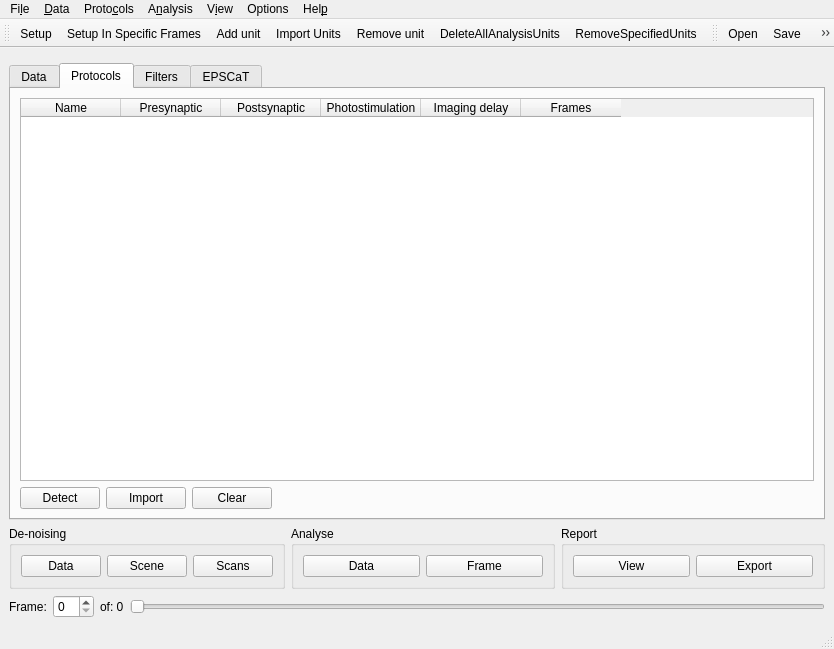
Above: src/scipyen/imaging/LSCaTWindow.ui from ctigaret/scipyen before the change. Below: the same form after it.
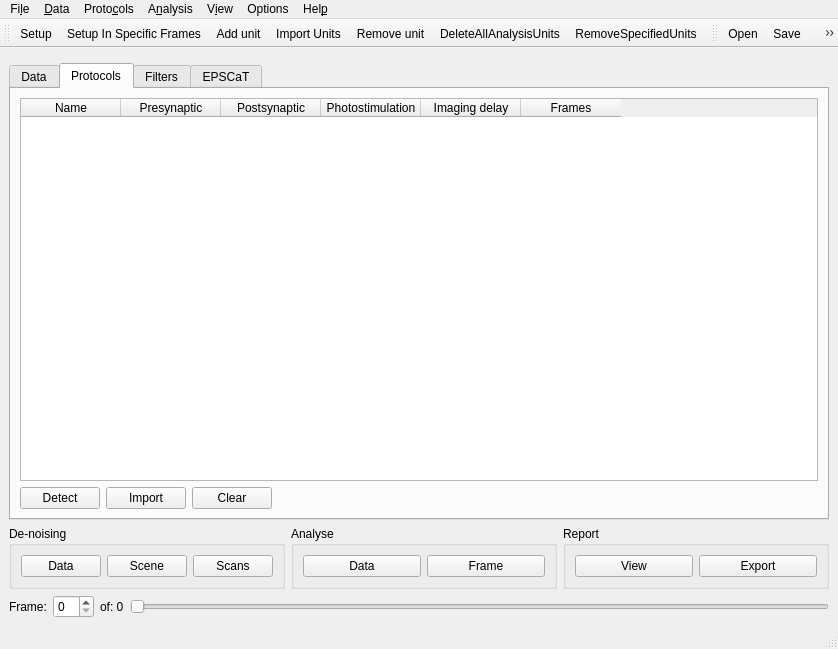
That is the form after the change. Icons and pictures are not drawn. Custom widgets are drawn as their Qt base class.

```diff
--- a/src/scipyen/imaging/LSCaTWindow.ui
+++ b/src/scipyen/imaging/LSCaTWindow.ui
@@ -6,7 +6,7 @@
    <rect>
     <x>0</x>
     <y>0</y>
-    <width>834</width>
+    <width>838</width>
     <height>649</height>
    </rect>
   </property>
@@ -2855,7 +2855,7 @@
     <rect>
      <x>0</x>
      <y>0</y>
-     <width>834</width>
+     <width>838</width>
      <height>28</height>
     </rect>
    </property>
```
Left out of the diff: 2 changed lines with no effect on the pictures.
